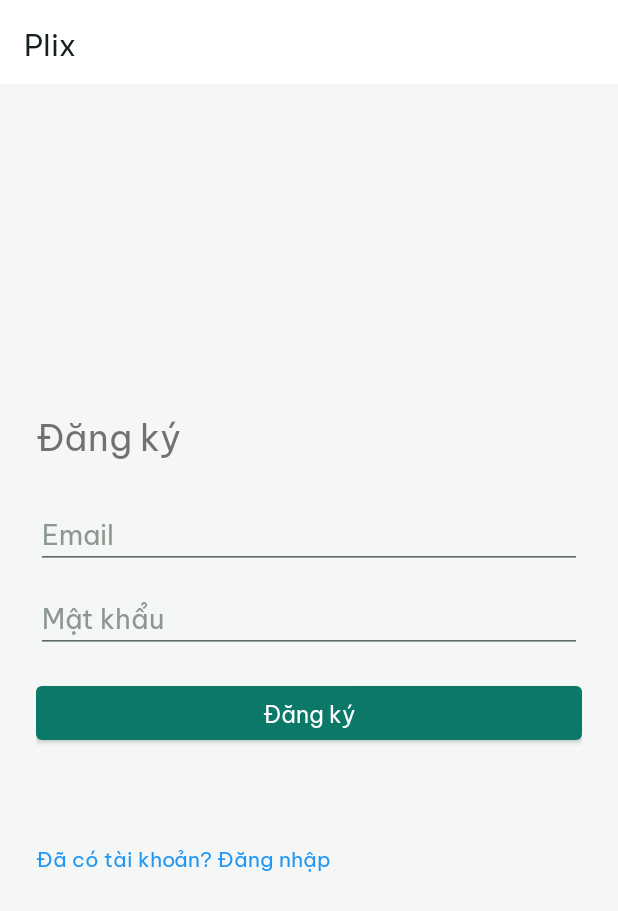
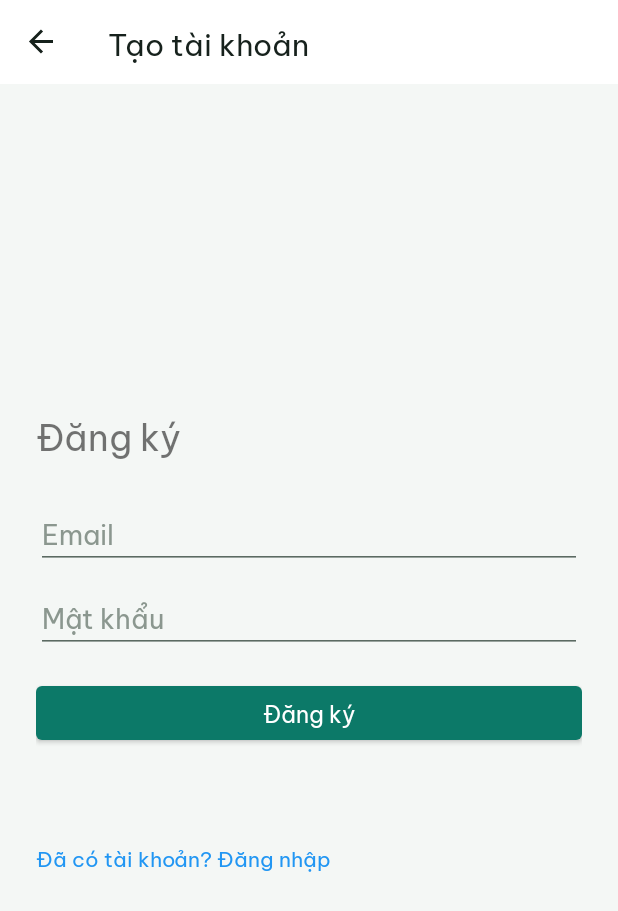
Before and after one commit to Nguyen-Phi-Long-702/Plix, an Android app: the screen it shows after launch (MainActivity), after a tap on "Chưa có tài khoản? Đăng ký", on a phone screen of 412 x 824 dp. Shown: the top 911 px of the screen. Run offline under Robolectric (Android 15) with nearby library versions, the light colour scheme and no system bars; our stand-ins replace Dagger/Hilt's generated code, Room's generated code, Timber, navigation-ui; libraries missing offline, so code that uses them is left out: androidx.hilt.work; 13 statements that could not run were skipped; 2 other taps on this screen came first.

Commit message:
feat: Gắn ActionBar với Navigation và chỉnh tiêu đề màn hình theo thiết kế

```diff
--- a/android/app/src/main/java/com/longvuong/plix/MainActivity.java
+++ b/android/app/src/main/java/com/longvuong/plix/MainActivity.java
@@ -7,11 +7,13 @@ import android.os.Build;
 
 import androidx.activity.result.ActivityResultLauncher;
 import androidx.activity.result.contract.ActivityResultContracts;
+import androidx.appcompat.app.ActionBar;
 import androidx.appcompat.app.AppCompatActivity;
 import androidx.navigation.NavController;
 import androidx.navigation.NavDestination;
 import androidx.navigation.NavOptions;
 import androidx.navigation.fragment.NavHostFragment;
+import androidx.navigation.ui.AppBarConfiguration;
 import androidx.navigation.ui.NavigationUI;
 import androidx.core.view.ViewCompat;
 import androidx.core.view.WindowInsetsCompat;
@@ -39,6 +41,7 @@ public class MainActivity extends AppCompatActivity {
 
     private ActivityResultLauncher<String> requestNotificationPermissionLauncher;
     private NavController navController;
+    private AppBarConfiguration appBarConfiguration;
     private BottomNavigationView bottomNavigationView;
 
     @Override
@@ -56,11 +59,24 @@ public class MainActivity extends AppCompatActivity {
         NavHostFragment navHostFragment = (NavHostFragment) getSupportFragmentManager().findFragmentById(R.id.nav_host_fragment);
         navController = navHostFragment.getNavController();
 
+        //4 màn gốc (4 tab; tab Ngân sách & Mục tiêu có 2 màn con) và màn Đăng nhập: không hiện nút quay lại
+        appBarConfiguration = new AppBarConfiguration.Builder(
+                R.id.loginFragment,
+                R.id.homeFragment,
+                R.id.budgetGoalFragment,
+                R.id.goalListFragment,
+                R.id.analyticsFragment,
+                R.id.settingsFragment).build();
+        NavigationUI.setupActionBarWithNavController(this, navController, appBarConfiguration);
+
         bottomNavigationView = findViewById(R.id.bottomNavigationView);
         NavigationUI.setupWithNavController(bottomNavigationView, navController);
 
-        //Chỉ hiện thanh điều hướng dưới khi đang ở trong mainGraph
-        navController.addOnDestinationChangedListener((controller, destination, arguments) -> updateBottomNavVisibility(destination));
+        //Chỉ hiện thanh điều hướng dưới khi đang ở trong mainGraph; màn Đăng nhập không có ActionBar (theo thiết kế)
+        navController.addOnDestinationChangedListener((controller, destination, arguments) -> {
+            updateBottomNavVisibility(destination);
+            updateActionBarVisibility(destination);
+        });
 
         SyncStatusViewModel syncStatusViewModel = new ViewModelProvider(this).get(SyncStatusViewModel.class);
         addMenuProvider(new SyncIndicatorMenuProvider(this, syncStatusViewModel, navController));
@@ -95,6 +111,23 @@ public class MainActivity extends AppCompatActivity {
         });
     }
 
+    @Override
+    public boolean onSupportNavigateUp() {
+        return NavigationUI.navigateUp(navController, appBarConfiguration) || super.onSupportNavigateUp();
+    }
+
+    private void updateActionBarVisibility(NavDestination destination) {
+        ActionBar actionBar = getSupportActionBar();
+        if (actionBar == null) {
+            return;
+        }
+        if (destination.getId() == R.id.loginFragment) {
+            actionBar.hide();
+        } else {
+            actionBar.show();
+        }
+    }
+
     private void updateBottomNavVisibility(NavDestination destination) {
         boolean inMainGraph = isInGraph(destination, R.id.mainGraph);
         bottomNavigationView.setVisibility(inMainGraph ? View.VISIBLE : View.GONE);
--- a/android/app/src/main/res/navigation/nav_graph.xml
+++ b/android/app/src/main/res/navigation/nav_graph.xml
@@ -22,7 +22,7 @@
         <fragment
             android:id="@+id/registerFragment"
             android:name="com.longvuong.plix.presentation.auth.RegisterFragment"
-            android:label="Đăng ký"
+            android:label="Tạo tài khoản"
             tools:layout="@layout/fragment_register">
             <action
                 android:id="@+id/action_register_to_login"
@@ -40,7 +40,7 @@
             <fragment
                 android:id="@+id/homeFragment"
                 android:name="com.longvuong.plix.presentation.transaction.HomeFragment"
-                android:label="Trang chủ"
+                android:label="Plix"
                 tools:layout="@layout/fragment_home">
                 <action
                     android:id="@+id/action_homeFragment_to_addEditTransactionFragment"
@@ -66,7 +66,7 @@
             <fragment
                 android:id="@+id/transactionListFragment"
                 android:name="com.longvuong.plix.presentation.transaction.TransactionListFragment"
-                android:label="Danh sách giao dịch"
+                android:label="Giao dịch"
                 tools:layout="@layout/fragment_transaction_list">
                 <action
                     android:id="@+id/action_transactionListFragment_to_addEditTransactionFragment"
@@ -114,7 +114,7 @@
             <fragment
                 android:id="@+id/addEditBudgetFragment"
                 android:name="com.longvuong.plix.presentation.budget.AddEditBudgetFragment"
-                android:label="Ngân sách"
+                android:label="Thêm ngân sách"
                 tools:layout="@layout/fragment_add_edit_budget">
                 <argument
                     android:name="budgetId"
@@ -125,7 +125,7 @@
             <fragment
                 android:id="@+id/addEditGoalFragment"
                 android:name="com.longvuong.plix.presentation.goal.AddEditGoalFragment"
-                android:label="Mục tiêu tiết kiệm"
+                android:label="Thêm mục tiêu"
                 tools:layout="@layout/fragment_add_edit_goal">
                 <argument
                     android:name="goalId"
```
